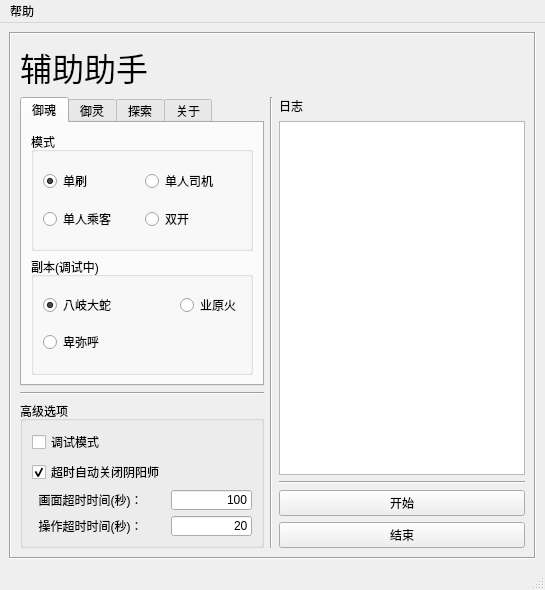
This is onmyoji.ui in AcademicDog/onmyoji_bot as Qt 5 draws it before an edit. The edited form follows.
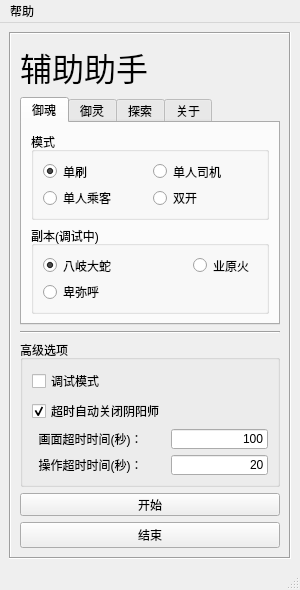
This is the edited form.

The edit to the form file:
```diff
--- a/onmyoji.ui
+++ b/onmyoji.ui
@@ -6,13 +6,13 @@
    <rect>
     <x>0</x>
     <y>0</y>
-    <width>545</width>
+    <width>300</width>
     <height>590</height>
    </rect>
   </property>
   <property name="minimumSize">
    <size>
-    <width>545</width>
+    <width>300</width>
     <height>590</height>
    </size>
   </property>
@@ -48,72 +48,6 @@
        <enum>QFrame::Sunken</enum>
       </property>
       <layout class="QGridLayout" name="gridLayout_3">
-       <item row="1" column="2">
-        <layout class="QVBoxLayout" name="verticalLayout_2">
-         <item>
-          <widget class="QLabel" name="label_4">
-           <property name="text">
-            <string>日志</string>
-           </property>
-          </widget>
-         </item>
-         <item>
-          <widget class="QTextEdit" name="textEdit">
-           <property name="enabled">
-            <bool>true</bool>
-           </property>
-           <property name="minimumSize">
-            <size>
-             <width>216</width>
-             <height>124</height>
-            </size>
-           </property>
-           <property name="statusTip">
-            <string/>
-           </property>
-           <property name="readOnly">
-            <bool>true</bool>
-           </property>
-          </widget>
-         </item>
-         <item>
-          <widget class="Line" name="line_3">
-           <property name="orientation">
-            <enum>Qt::Horizontal</enum>
-           </property>
-          </widget>
-         </item>
-         <item>
-          <widget class="QPushButton" name="start_btn">
-           <property name="minimumSize">
-            <size>
-             <width>246</width>
-             <height>23</height>
-            </size>
-           </property>
-           <property name="layoutDirection">
-            <enum>Qt::RightToLeft</enum>
-           </property>
-           <property name="text">
-            <string>开始</string>
-           </property>
-          </widget>
-         </item>
-         <item>
-          <widget class="QPushButton" name="pushButton">
-           <property name="minimumSize">
-            <size>
-             <width>246</width>
-             <height>0</height>
-            </size>
-           </property>
-           <property name="text">
-            <string>结束</string>
-           </property>
-          </widget>
-         </item>
-        </layout>
-       </item>
        <item row="0" column="0">
         <widget class="QLabel" name="label">
          <property name="font">
@@ -468,10 +402,32 @@
          </item>
         </layout>
        </item>
-       <item row="1" column="1">
-        <widget class="Line" name="line_2">
-         <property name="orientation">
-          <enum>Qt::Vertical</enum>
+       <item row="2" column="0">
+        <widget class="QPushButton" name="start_btn">
+         <property name="minimumSize">
+          <size>
+           <width>246</width>
+           <height>23</height>
+          </size>
+         </property>
+         <property name="layoutDirection">
+          <enum>Qt::RightToLeft</enum>
+         </property>
+         <property name="text">
+          <string>开始</string>
+         </property>
+        </widget>
+       </item>
+       <item row="3" column="0">
+        <widget class="QPushButton" name="pushButton">
+         <property name="minimumSize">
+          <size>
+           <width>246</width>
+           <height>0</height>
+          </size>
+         </property>
+         <property name="text">
+          <string>结束</string>
          </property>
         </widget>
        </item>
@@ -485,7 +441,7 @@
     <rect>
      <x>0</x>
      <y>0</y>
-     <width>545</width>
+     <width>300</width>
      <height>23</height>
     </rect>
    </property>
```
